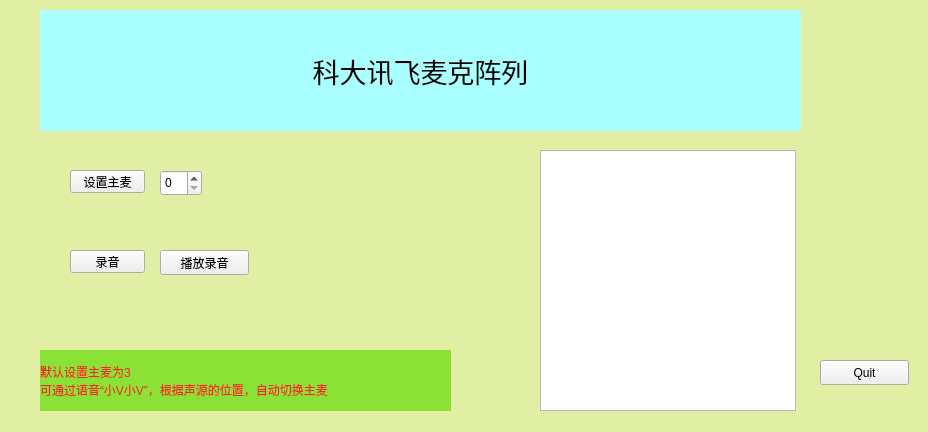
Qt form MICDemo/micdemo.ui (qq936859639/test2) before a commit.
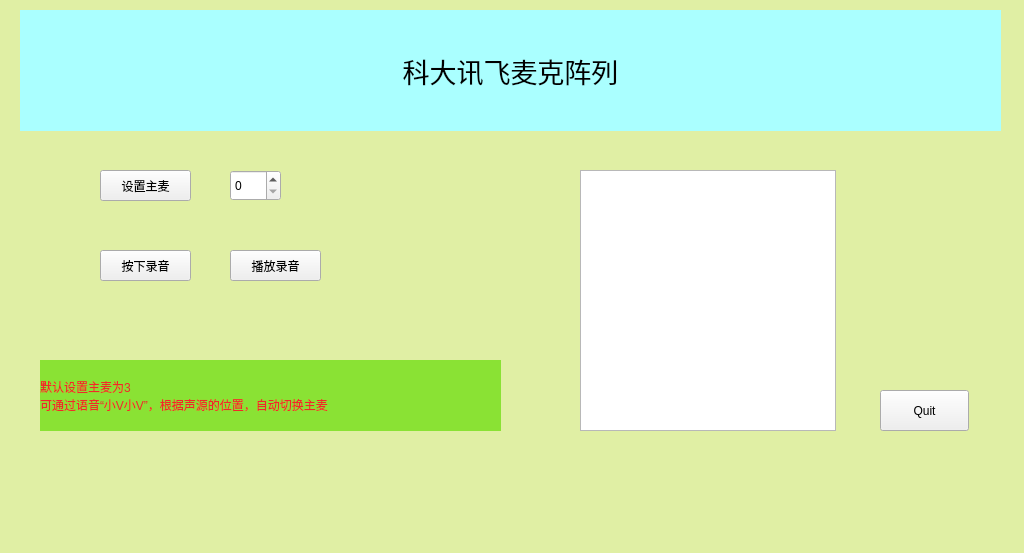
The same form after that commit.

Diff of the .ui file:
```diff
--- a/MICDemo/micdemo.ui
+++ b/MICDemo/micdemo.ui
@@ -6,8 +6,8 @@
    <rect>
     <x>0</x>
     <y>0</y>
-    <width>928</width>
-    <height>432</height>
+    <width>1024</width>
+    <height>553</height>
    </rect>
   </property>
   <property name="windowTitle">
@@ -16,9 +16,9 @@
   <widget class="QLabel" name="label">
    <property name="geometry">
     <rect>
-     <x>40</x>
+     <x>20</x>
      <y>10</y>
-     <width>761</width>
+     <width>981</width>
      <height>121</height>
     </rect>
    </property>
@@ -43,8 +43,8 @@
   <widget class="QTextBrowser" name="textBrowser">
    <property name="geometry">
     <rect>
-     <x>540</x>
-     <y>150</y>
+     <x>580</x>
+     <y>170</y>
      <width>256</width>
      <height>261</height>
     </rect>
@@ -53,23 +53,23 @@
   <widget class="QPushButton" name="speech">
    <property name="geometry">
     <rect>
-     <x>70</x>
+     <x>100</x>
      <y>250</y>
-     <width>75</width>
-     <height>23</height>
+     <width>91</width>
+     <height>31</height>
     </rect>
    </property>
    <property name="text">
-    <string>录音</string>
+    <string>按下录音</string>
    </property>
   </widget>
   <widget class="QPushButton" name="speech_config">
    <property name="geometry">
     <rect>
-     <x>70</x>
+     <x>100</x>
      <y>170</y>
-     <width>75</width>
-     <height>23</height>
+     <width>91</width>
+     <height>31</height>
     </rect>
    </property>
    <property name="text">
@@ -79,10 +79,10 @@
   <widget class="QPushButton" name="speech_play">
    <property name="geometry">
     <rect>
-     <x>160</x>
+     <x>230</x>
      <y>250</y>
-     <width>89</width>
-     <height>25</height>
+     <width>91</width>
+     <height>31</height>
     </rect>
    </property>
    <property name="text">
@@ -92,10 +92,10 @@
   <widget class="QSpinBox" name="spinBox">
    <property name="geometry">
     <rect>
-     <x>160</x>
+     <x>230</x>
      <y>170</y>
-     <width>42</width>
-     <height>26</height>
+     <width>51</width>
+     <height>31</height>
     </rect>
    </property>
    <property name="minimum">
@@ -109,9 +109,9 @@
    <property name="geometry">
     <rect>
      <x>40</x>
-     <y>350</y>
-     <width>411</width>
-     <height>61</height>
+     <y>360</y>
+     <width>461</width>
+     <height>71</height>
     </rect>
    </property>
    <property name="styleSheet">
@@ -128,8 +128,8 @@
     <rect>
      <x>0</x>
      <y>0</y>
-     <width>928</width>
-     <height>432</height>
+     <width>1024</width>
+     <height>553</height>
     </rect>
    </property>
    <property name="styleSheet">
@@ -142,10 +142,10 @@
   <widget class="QPushButton" name="quit">
    <property name="geometry">
     <rect>
-     <x>820</x>
-     <y>360</y>
+     <x>880</x>
+     <y>390</y>
      <width>89</width>
-     <height>25</height>
+     <height>41</height>
     </rect>
    </property>
    <property name="text">
```
